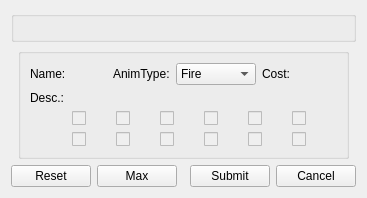
pionere/d1-graphics-tool, file source/skilldetailswidget.ui: the form before one commit.
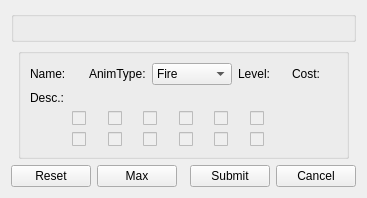
The form after the commit.

Diff of the .ui file:
```diff
--- a/source/skilldetailswidget.ui
+++ b/source/skilldetailswidget.ui
@@ -73,11 +73,24 @@
             <number>48</number>
            </property>
            <property name="text">
-            <string>Cost:</string>
+            <string>Level:</string>
            </property>
           </widget>
          </item>
          <item row="0" column="5">
+          <widget class="QLabel" name="skillLevel"/>
+         </item>
+         <item row="0" column="6">
+          <widget class="QLabel">
+           <property name="minimumWidth">
+            <number>48</number>
+           </property>
+           <property name="text">
+            <string>Cost:</string>
+           </property>
+          </widget>
+         </item>
+         <item row="0" column="7">
           <widget class="QLabel" name="skillManaCost"/>
          </item>
          <item row="1" column="0">
```
